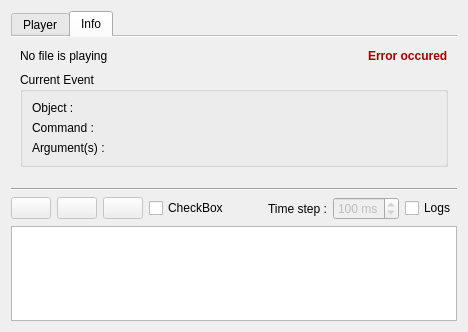
jcfr/QtTesting, file pqPlayBackEventsDialog.ui: the form before one commit.
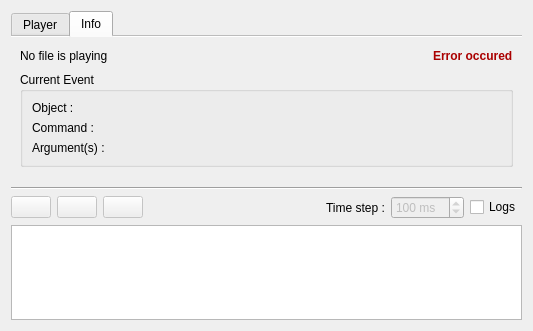
The form after the commit. Icons and pictures are not drawn.

Commit message: add10 change to pqPlayBackEventsDialog

```diff
--- a/pqPlayBackEventsDialog.ui
+++ b/pqPlayBackEventsDialog.ui
@@ -9,8 +9,8 @@
    <rect>
     <x>0</x>
     <y>0</y>
-    <width>468</width>
-    <height>332</height>
+    <width>533</width>
+    <height>331</height>
    </rect>
   </property>
   <property name="sizePolicy">
@@ -667,13 +667,6 @@
        </property>
       </widget>
      </item>
-     <item>
-      <widget class="QCheckBox" name="checktest">
-       <property name="text">
-        <string>CheckBox</string>
-       </property>
-      </widget>
-     </item>
      <item>
       <spacer name="horizontalSpacer_3">
        <property name="orientation">
```
The commit also changes 1 other file.
